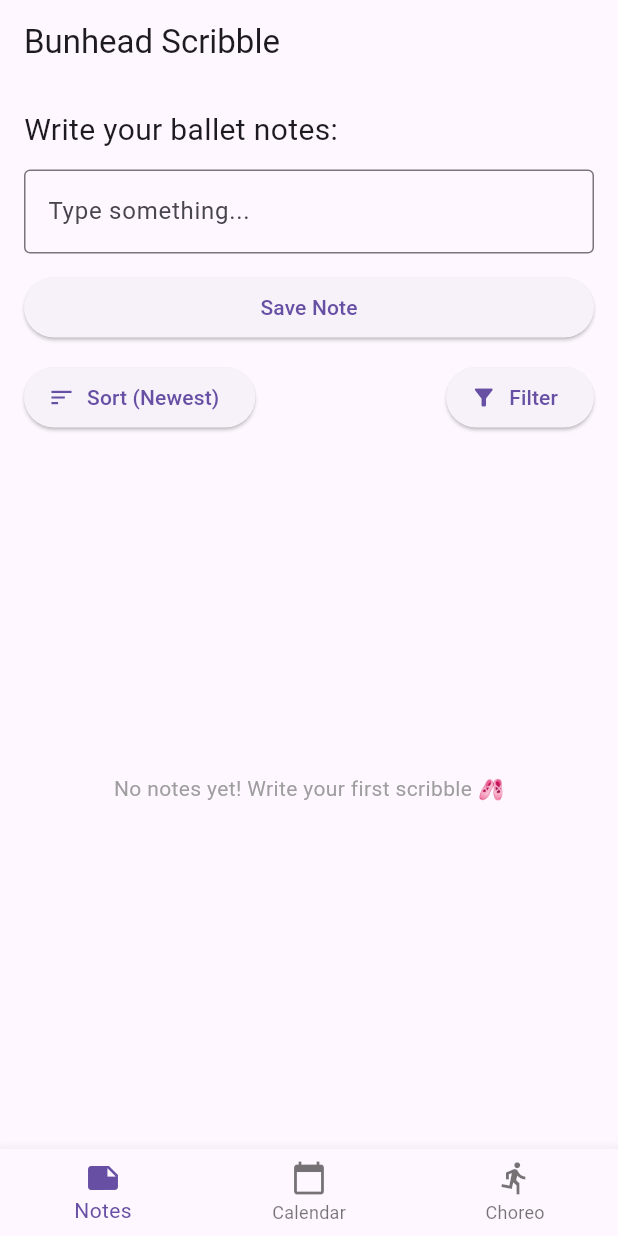
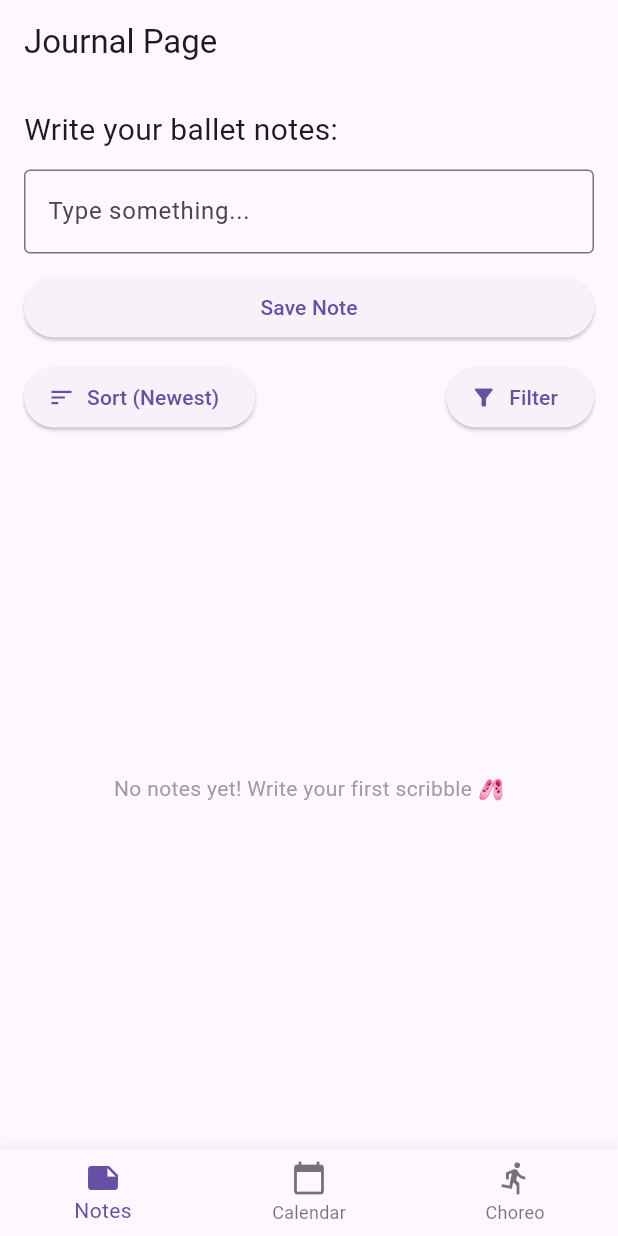
Before and after one commit to cupofvilatte/bunhead-scribble, a Flutter app: the screen it shows after launch, on a phone screen of 412 x 824 dp. Run offline on Flutter 3.47's test engine with Material 3 defaults, Android fonts, the phone set to English and light mode, and no system bars; our stand-ins replace sqflite, table_calendar; accounts and stored records are empty.

Commit message:
changed home page title

```diff
--- a/lib/pages/home_page.dart
+++ b/lib/pages/home_page.dart
@@ -450,7 +450,7 @@ void _showCombinedFilterDialog() async {
   @override
   Widget build(BuildContext context) {
     return Scaffold(
-      appBar: AppBar(title: Text('Bunhead Scribble')),
+      appBar: AppBar(title: Text('Journal Page')),
       body: Padding(
         padding: const EdgeInsets.all(16.0),
         child: Column(
```
